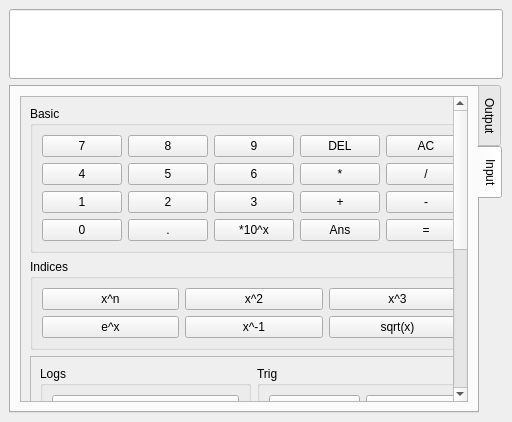
First picture: the form in gui.ui, repository twright/C1000-Intelligent-Calculator, before the edit.
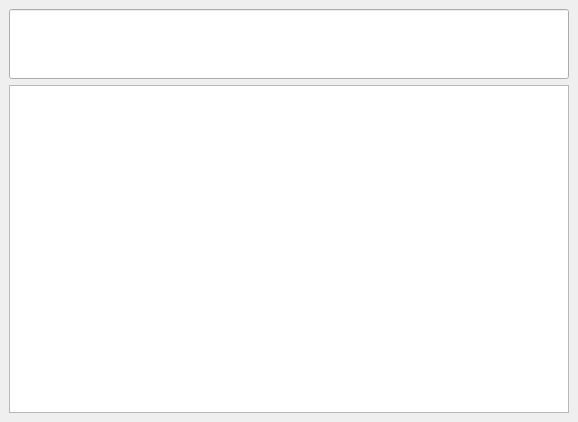
Second picture: the form after the edit. Icons and pictures are not drawn.

The edit to the form file:
```diff
--- a/gui.ui
+++ b/gui.ui
@@ -6,7 +6,7 @@
    <rect>
     <x>0</x>
     <y>0</y>
-    <width>512</width>
+    <width>578</width>
     <height>422</height>
    </rect>
   </property>
@@ -36,500 +36,26 @@
      </widget>
     </item>
     <item>
-     <widget class="QTabWidget" name="tabWidget">
-      <property name="tabPosition">
-       <enum>QTabWidget::East</enum>
+     <widget class="QTextEdit" name="textEdit">
+      <property name="font">
+       <font>
+        <family>Inconsolata</family>
+        <pointsize>14</pointsize>
+       </font>
       </property>
-      <property name="tabShape">
-       <enum>QTabWidget::Rounded</enum>
-      </property>
-      <property name="currentIndex">
-       <number>1</number>
-      </property>
-      <property name="tabsClosable">
+      <property name="autoFillBackground">
        <bool>false</bool>
       </property>
-      <property name="movable">
+      <property name="readOnly">
        <bool>true</bool>
       </property>
-      <widget class="QWidget" name="tabOutput">
-       <attribute name="title">
-        <string>Output</string>
-       </attribute>
-       <layout class="QGridLayout" name="gridLayout">
-        <item row="0" column="0">
-         <widget class="QTextEdit" name="textEdit">
-          <property name="font">
-           <font>
-            <family>Inconsolata</family>
-            <pointsize>14</pointsize>
-           </font>
-          </property>
-          <property name="autoFillBackground">
-           <bool>false</bool>
-          </property>
-          <property name="readOnly">
-           <bool>true</bool>
-          </property>
-          <property name="html">
-           <string>&lt;!DOCTYPE HTML PUBLIC &quot;-//W3C//DTD HTML 4.0//EN&quot; &quot;http://www.w3.org/TR/REC-html40/strict.dtd&quot;&gt;
+      <property name="html">
+       <string>&lt;!DOCTYPE HTML PUBLIC &quot;-//W3C//DTD HTML 4.0//EN&quot; &quot;http://www.w3.org/TR/REC-html40/strict.dtd&quot;&gt;
 &lt;html&gt;&lt;head&gt;&lt;meta name=&quot;qrichtext&quot; content=&quot;1&quot; /&gt;&lt;style type=&quot;text/css&quot;&gt;
 p, li { white-space: pre-wrap; }
 &lt;/style&gt;&lt;/head&gt;&lt;body style=&quot; font-family:'Inconsolata'; font-size:14pt; font-weight:400; font-style:normal;&quot;&gt;
 &lt;p style=&quot;-qt-paragraph-type:empty; margin-top:0px; margin-bottom:0px; margin-left:0px; margin-right:0px; -qt-block-indent:0; text-indent:0px;&quot;&gt;&lt;/p&gt;&lt;/body&gt;&lt;/html&gt;</string>
-          </property>
-         </widget>
-        </item>
-       </layout>
-      </widget>
-      <widget class="QWidget" name="tabCalc">
-       <attribute name="title">
-        <string>Input</string>
-       </attribute>
-       <layout class="QGridLayout" name="gridLayout_4">
-        <item row="1" column="1">
-         <widget class="QScrollArea" name="scrollArea">
-          <property name="horizontalScrollBarPolicy">
-           <enum>Qt::ScrollBarAlwaysOff</enum>
-          </property>
-          <property name="widgetResizable">
-           <bool>true</bool>
-          </property>
-          <widget class="QWidget" name="scrollAreaWidgetContents">
-           <property name="geometry">
-            <rect>
-             <x>0</x>
-             <y>0</y>
-             <width>437</width>
-             <height>590</height>
-            </rect>
-           </property>
-           <layout class="QVBoxLayout" name="verticalLayout_3">
-            <item>
-             <widget class="QGroupBox" name="groupBasic">
-              <property name="title">
-               <string>Basic</string>
-              </property>
-              <layout class="QGridLayout" name="gridLayout_2">
-               <item row="2" column="2">
-                <widget class="QPushButton" name="pushButton">
-                 <property name="text">
-                  <string>5</string>
-                 </property>
-                </widget>
-               </item>
-               <item row="4" column="2">
-                <widget class="QPushButton" name="pushButtonDot">
-                 <property name="text">
-                  <string>.</string>
-                 </property>
-                </widget>
-               </item>
-               <item row="0" column="5">
-                <widget class="QPushButton" name="pushButton9">
-                 <property name="text">
-                  <string>9</string>
-                 </property>
-                </widget>
-               </item>
-               <item row="0" column="6">
-                <widget class="QPushButton" name="pushButtonDel">
-                 <property name="text">
-                  <string>DEL</string>
-                 </property>
-                </widget>
-               </item>
-               <item row="2" column="5">
-                <widget class="QPushButton" name="pushButton6">
-                 <property name="text">
-                  <string>6</string>
-                 </property>
-                </widget>
-               </item>
-               <item row="2" column="6">
-                <widget class="QPushButton" name="pushButtonMul">
-                 <property name="text">
-                  <string>*</string>
-                 </property>
-                </widget>
-               </item>
-               <item row="4" column="5">
-                <widget class="QPushButton" name="pushButton10tox">
-                 <property name="text">
-                  <string>*10^x</string>
-                 </property>
-                </widget>
-               </item>
-               <item row="4" column="6">
-                <widget class="QPushButton" name="pushButtonAns">
-                 <property name="text">
-                  <string>Ans</string>
-                 </property>
-                </widget>
-               </item>
-               <item row="2" column="1">
-                <widget class="QPushButton" name="pushButton4">
-                 <property name="text">
-                  <string>4</string>
-                 </property>
-                </widget>
-               </item>
-               <item row="0" column="1">
-                <widget class="QPushButton" name="pushButton7">
-                 <property name="text">
-                  <string>7</string>
-                 </property>
-                </widget>
-               </item>
-               <item row="0" column="2">
-                <widget class="QPushButton" name="pushButton8">
-                 <property name="text">
-                  <string>8</string>
-                 </property>
-                </widget>
-               </item>
-               <item row="4" column="1">
-                <widget class="QPushButton" name="pushButton0">
-                 <property name="text">
-                  <string>0</string>
-                 </property>
-                </widget>
-               </item>
-               <item row="0" column="8">
-                <widget class="QPushButton" name="pushButtonAC">
-                 <property name="text">
-                  <string>AC</string>
-                 </property>
-                </widget>
-               </item>
-               <item row="2" column="8">
-                <widget class="QPushButton" name="pushButtonDiv">
-                 <property name="text">
-                  <string>/</string>
-                 </property>
-                </widget>
-               </item>
-               <item row="4" column="8">
-                <widget class="QPushButton" name="pushButtonEq">
-                 <property name="text">
-                  <string>=</string>
-                 </property>
-                </widget>
-               </item>
-               <item row="3" column="1">
-                <widget class="QPushButton" name="pushButton1">
-                 <property name="text">
-                  <string>1</string>
-                 </property>
-                </widget>
-               </item>
-               <item row="3" column="2">
-                <widget class="QPushButton" name="pushButton2">
-                 <property name="text">
-                  <string>2</string>
-                 </property>
-                </widget>
-               </item>
-               <item row="3" column="5">
-                <widget class="QPushButton" name="pushButton3">
-                 <property name="text">
-                  <string>3</string>
-                 </property>
-                </widget>
-               </item>
-               <item row="3" column="6">
-                <widget class="QPushButton" name="pushButtonAdd">
-                 <property name="text">
-                  <string>+</string>
-                 </property>
-                </widget>
-               </item>
-               <item row="3" column="8">
-                <widget class="QPushButton" name="pushButtonSub">
-                 <property name="text">
-                  <string>-</string>
-                 </property>
-                </widget>
-               </item>
-              </layout>
-             </widget>
-            </item>
-            <item>
-             <widget class="QGroupBox" name="groupIndices">
-              <property name="title">
-               <string>Indices</string>
-              </property>
-              <layout class="QGridLayout" name="gridLayout_3">
-               <item row="0" column="0">
-                <widget class="QPushButton" name="pushButton_xton">
-                 <property name="text">
-                  <string>x^n</string>
-                 </property>
-                </widget>
-               </item>
-               <item row="0" column="2">
-                <widget class="QPushButton" name="pushButton_xto2">
-                 <property name="text">
-                  <string>x^2</string>
-                 </property>
-                </widget>
-               </item>
-               <item row="0" column="3">
-                <widget class="QPushButton" name="pushButton_xto3">
-                 <property name="text">
-                  <string>x^3</string>
-                 </property>
-                </widget>
-               </item>
-               <item row="1" column="0">
-                <widget class="QPushButton" name="pushButton_etox">
-                 <property name="text">
-                  <string>e^x</string>
-                 </property>
-                </widget>
-               </item>
-               <item row="1" column="2">
-                <widget class="QPushButton" name="pushButton_xtominus1">
-                 <property name="text">
-                  <string>x^-1</string>
-                 </property>
-                </widget>
-               </item>
-               <item row="1" column="3">
-                <widget class="QPushButton" name="pushButtonSqrt">
-                 <property name="text">
-                  <string>sqrt(x)</string>
-                 </property>
-                </widget>
-               </item>
-              </layout>
-             </widget>
-            </item>
-            <item>
-             <widget class="QFrame" name="frame_2">
-              <property name="frameShape">
-               <enum>QFrame::StyledPanel</enum>
-              </property>
-              <property name="frameShadow">
-               <enum>QFrame::Raised</enum>
-              </property>
-              <layout class="QGridLayout" name="gridLayout_8">
-               <item row="0" column="0">
-                <widget class="QGroupBox" name="groupLogs">
-                 <property name="title">
-                  <string>Logs</string>
-                 </property>
-                 <layout class="QGridLayout" name="gridLayout_7">
-                  <item row="0" column="0" rowspan="2">
-                   <widget class="QPushButton" name="pushButton_47">
-                    <property name="text">
-                     <string>log(x)</string>
-                    </property>
-                   </widget>
-                  </item>
-                  <item row="3" column="0">
-                   <widget class="QPushButton" name="pushButton_46">
-                    <property name="text">
-                     <string>ln(x)</string>
-                    </property>
-                   </widget>
-                  </item>
-                  <item row="2" column="0">
-                   <widget class="QPushButton" name="pushButton_45">
-                    <property name="text">
-                     <string>log(a, x)</string>
-                    </property>
-                   </widget>
-                  </item>
-                 </layout>
-                </widget>
-               </item>
-               <item row="0" column="1">
-                <widget class="QGroupBox" name="groupBox_4">
-                 <property name="title">
-                  <string>Trig</string>
-                 </property>
-                 <layout class="QGridLayout" name="gridLayout_6">
-                  <item row="0" column="1">
-                   <widget class="QPushButton" name="pushButton_39">
-                    <property name="text">
-                     <string>sin</string>
-                    </property>
-                   </widget>
-                  </item>
-                  <item row="0" column="2">
-                   <widget class="QPushButton" name="pushButton_40">
-                    <property name="text">
-                     <string>arcsin</string>
-                    </property>
-                   </widget>
-                  </item>
-                  <item row="1" column="1">
-                   <widget class="QPushButton" name="pushButton_41">
-                    <property name="text">
-                     <string>cos</string>
-                    </property>
-                   </widget>
-                  </item>
-                  <item row="1" column="2">
-                   <widget class="QPushButton" name="pushButton_42">
-                    <property name="text">
-                     <string>arccos</string>
-                    </property>
-                   </widget>
-                  </item>
-                  <item row="2" column="1">
-                   <widget class="QPushButton" name="pushButton_43">
-                    <property name="text">
-                     <string>tan</string>
-                    </property>
-                   </widget>
-                  </item>
-                  <item row="2" column="2">
-                   <widget class="QPushButton" name="pushButton_44">
-                    <property name="text">
-                     <string>arctan</string>
-                    </property>
-                   </widget>
-                  </item>
-                 </layout>
-                </widget>
-               </item>
-              </layout>
-             </widget>
-            </item>
-            <item>
-             <widget class="QFrame" name="frame">
-              <property name="frameShape">
-               <enum>QFrame::StyledPanel</enum>
-              </property>
-              <property name="frameShadow">
-               <enum>QFrame::Raised</enum>
-              </property>
-              <layout class="QHBoxLayout" name="horizontalLayout_2">
-               <item>
-                <widget class="QGroupBox" name="groupBox_3">
-                 <property name="baseSize">
-                  <size>
-                   <width>50</width>
-                   <height>0</height>
-                  </size>
-                 </property>
-                 <property name="title">
-                  <string>Variables</string>
-                 </property>
-                 <property name="flat">
-                  <bool>false</bool>
-                 </property>
-                 <property name="checkable">
-                  <bool>false</bool>
-                 </property>
-                 <layout class="QGridLayout" name="gridLayout_5">
-                  <item row="0" column="0">
-                   <widget class="QPushButton" name="pushButton_28">
-                    <property name="text">
-                     <string>A</string>
-                    </property>
-                   </widget>
-                  </item>
-                  <item row="0" column="1">
-                   <widget class="QPushButton" name="pushButton_29">
-                    <property name="text">
-                     <string>B</string>
-                    </property>
-                   </widget>
-                  </item>
-                  <item row="1" column="0">
-                   <widget class="QPushButton" name="pushButton_30">
-                    <property name="text">
-                     <string>C</string>
-                    </property>
-                   </widget>
-                  </item>
-                  <item row="1" column="1">
-                   <widget class="QPushButton" name="pushButton_31">
-                    <property name="text">
-                     <string>D</string>
-                    </property>
-                   </widget>
-                  </item>
-                  <item row="2" column="0">
-                   <widget class="QPushButton" name="pushButton_32">
-                    <property name="text">
-                     <string>E</string>
-                    </property>
-                   </widget>
-                  </item>
-                  <item row="2" column="1">
-                   <widget class="QPushButton" name="pushButton_33">
-                    <property name="text">
-                     <string>F</string>
-                    </property>
-                   </widget>
-                  </item>
-                  <item row="3" column="0">
-                   <widget class="QPushButton" name="pushButton_34">
-                    <property name="text">
-                     <string>X</string>
-                    </property>
-                   </widget>
-                  </item>
-                  <item row="3" column="1">
-                   <widget class="QPushButton" name="pushButton_35">
-                    <property name="text">
-                     <string>Y</string>
-                    </property>
-                   </widget>
-                  </item>
-                  <item row="4" column="0" colspan="2">
-                   <widget class="QPushButton" name="pushButton_36">
-                    <property name="text">
-                     <string>:=</string>
-                    </property>
-                   </widget>
-                  </item>
-                 </layout>
-                </widget>
-               </item>
-               <item>
-                <widget class="QGroupBox" name="groupBox_5">
-                 <property name="title">
-                  <string>Constants</string>
-                 </property>
-                 <layout class="QVBoxLayout" name="verticalLayout_2">
-                  <item>
-                   <widget class="QPushButton" name="pushButton_27">
-                    <property name="text">
-                     <string>Pi</string>
-                    </property>
-                   </widget>
-                  </item>
-                  <item>
-                   <widget class="QPushButton" name="pushButton_37">
-                    <property name="text">
-                     <string>e</string>
-                    </property>
-                   </widget>
-                  </item>
-                  <item>
-                   <widget class="QPushButton" name="pushButton_38">
-                    <property name="text">
-                     <string>g</string>
-                    </property>
-                   </widget>
-                  </item>
-                 </layout>
-                </widget>
-               </item>
-              </layout>
-             </widget>
-            </item>
-           </layout>
-          </widget>
-         </widget>
-        </item>
-       </layout>
-      </widget>
+      </property>
      </widget>
     </item>
    </layout>
```
